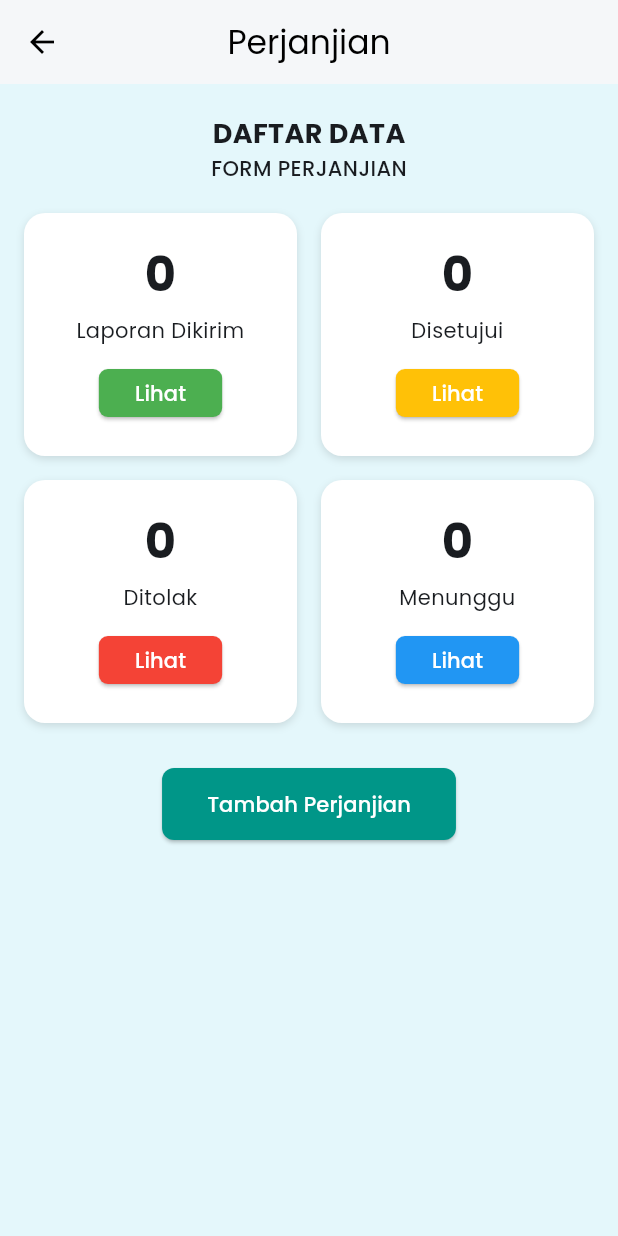
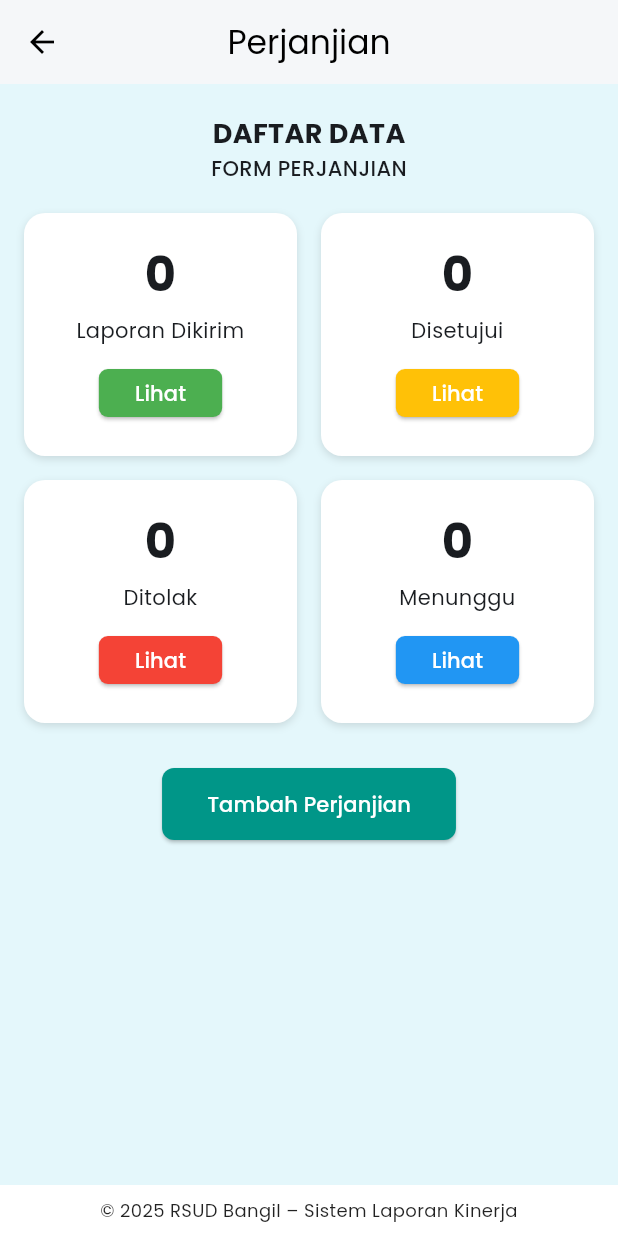
Before and after one commit to Lxtream23/Rsud-Lapkin-Mobile, a Flutter app: the PagePerjanjian screen opened by its route, on a phone screen of 412 x 824 dp. Run offline on Flutter 3.47's test engine with Material 3 defaults, Android fonts, the phone set to English and light mode, and no system bars; our stand-ins replace image_picker, supabase_flutter; missing offline and left inert: syncfusion_flutter_signaturepad; accounts and stored records are empty.

Commit message:
improve perjanjian page

```diff
--- a/lib/features/perjanjian/presentation/pages/page_perjanjian.dart
+++ b/lib/features/perjanjian/presentation/pages/page_perjanjian.dart
@@ -20,24 +20,36 @@ class PagePerjanjian extends StatelessWidget {
           onPressed: () => Navigator.pop(context),
         ),
       ),
-      body: SafeArea(
+
+      body: Column(
+        children: [
+          // Bagian konten scrollable
+          Expanded(
+            child: SafeArea(
               child: SingleChildScrollView(
                 child: Column(
                   children: [
                     const SizedBox(height: 20),
 
                     // Title
-              Text(
+                    const Text(
                       'DAFTAR DATA',
-                style: TextStyle(fontSize: 18, fontWeight: FontWeight.bold),
+                      style: TextStyle(
+                        fontSize: 18,
+                        fontWeight: FontWeight.bold,
                       ),
-              Text(
+                    ),
+                    const Text(
                       'FORM PERJANJIAN',
-                style: TextStyle(fontSize: 14, fontWeight: FontWeight.w500),
+                      style: TextStyle(
+                        fontSize: 14,
+                        fontWeight: FontWeight.w500,
+                      ),
                     ),
 
                     const SizedBox(height: 20),
 
+                    // Statistik cards
                     Padding(
                       padding: const EdgeInsets.symmetric(horizontal: 16),
                       child: Column(
@@ -65,11 +77,19 @@ class PagePerjanjian extends StatelessWidget {
                           Row(
                             children: [
                               Expanded(
-                          child: _buildCardStatus("0", "Ditolak", Colors.red),
+                                child: _buildCardStatus(
+                                  "0",
+                                  "Ditolak",
+                                  Colors.red,
+                                ),
                               ),
                               const SizedBox(width: 16),
                               Expanded(
-                          child: _buildCardStatus("0", "Menunggu", Colors.blue),
+                                child: _buildCardStatus(
+                                  "0",
+                                  "Menunggu",
+                                  Colors.blue,
+                                ),
                               ),
                             ],
                           ),
@@ -79,6 +99,7 @@ class PagePerjanjian extends StatelessWidget {
 
                     const SizedBox(height: 30),
 
+                    // Tombol Tambah Perjanjian
                     ElevatedButton(
                       style: ElevatedButton.styleFrom(
                         padding: const EdgeInsets.symmetric(
@@ -99,14 +120,34 @@ class PagePerjanjian extends StatelessWidget {
                       ),
                     ),
 
-              const SizedBox(height: 30),
+                    const SizedBox(height: 40),
                   ],
                 ),
               ),
             ),
+          ),
+
+          // Footer tetap di bawah
+          Container(
+            width: double.infinity,
+            color: Colors.white,
+            padding: const EdgeInsets.symmetric(vertical: 10),
+            child: const Text(
+              '© 2025 RSUD Bangil – Sistem Laporan Kinerja',
+              textAlign: TextAlign.center,
+              style: TextStyle(
+                fontSize: 12,
+                color: Colors.black87,
+                height: 1.2,
+              ),
+            ),
+          ),
+        ],
+      ),
     );
   }
 
+  // Widget Card Statistik
   Widget _buildCardStatus(String number, String label, Color btnColor) {
     return Container(
       padding: const EdgeInsets.symmetric(vertical: 18, horizontal: 8),
```
Lines whose indentation alone changed are shown as unchanged.
